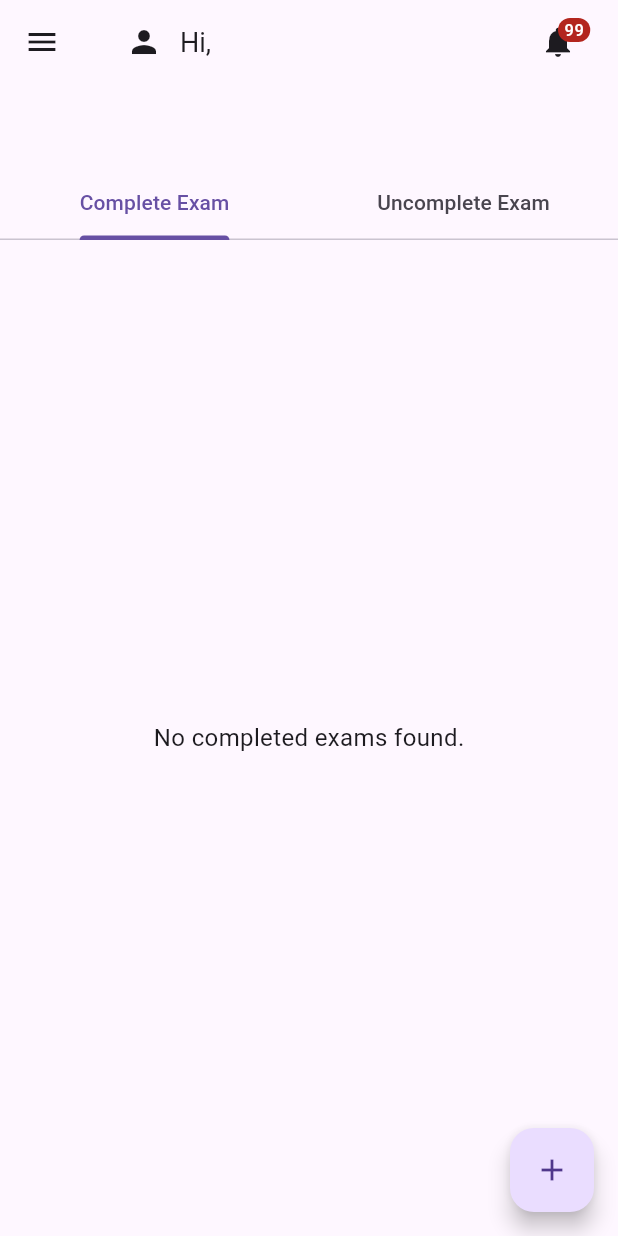
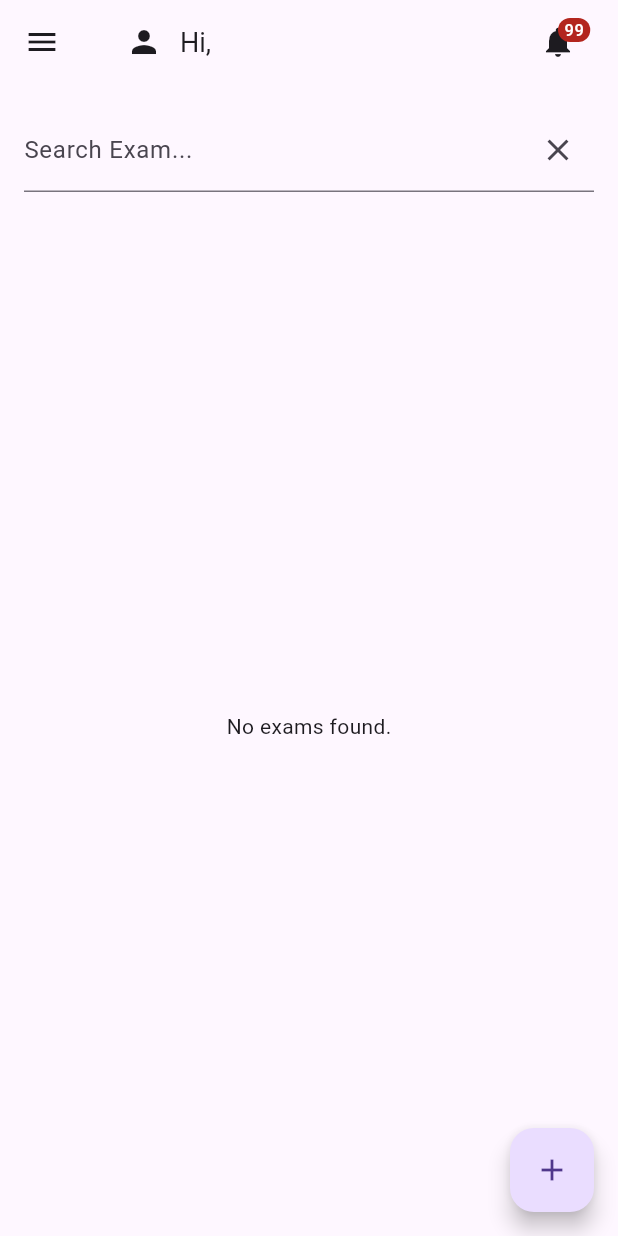
Before and after one commit to MohamedIsa/QuizApp, a Flutter app: the Adminhome screen opened by its route, on a phone screen of 412 x 824 dp. Run offline on Flutter 3.47's test engine with Material 3 defaults, Android fonts, the phone set to English and light mode, and no system bars; our stand-ins replace cloud_firestore, firebase_auth, firebase_core, firebase_storage, flutter_spinkit, google_sign_in and 2 more; accounts and stored records are empty; generated files the repository leaves out were written again.

Commit message:
SearchWidgetForAdmin.dart and locate it in AdminHomePage note: this search only for admins to search between exams

```diff
--- a/lib/pages/adminhome/adminhomeV.dart
+++ b/lib/pages/adminhome/adminhomeV.dart
@@ -1,16 +1,15 @@
 import 'package:flutter/material.dart';
+import 'package:firebase_auth/firebase_auth.dart';
+import 'package:project_444/pages/adminhome/widgets/SearchWidgetForAdmin.dart';
+import 'package:project_444/pages/login/login_v.dart';
 import 'package:cloud_firestore/cloud_firestore.dart';
-import 'package:firebase_auth/firebase_auth.dart';
 import 'package:project_444/pages/adminhome/widgets/tabbar.dart';
-import 'package:project_444/pages/login/login_v.dart';
 
 class Adminhome extends StatelessWidget {
+  const Adminhome({super.key});
+
   //===================================================================
-  // Adminhome constructor
-  //===================================================================
-  const Adminhome({super.key});
-  //===================================================================
-  // fetchUserName method
+  // Fetch the user name from Firestore
   //===================================================================
   Future<String> fetchUserName() async {
     try {
@@ -26,7 +25,7 @@ class Adminhome extends StatelessWidget {
 
         if (userDoc.exists) {
           return userDoc.data()?['name'] ??
-              'User'; // Fallback to "User" if 'name' is null
+              'User'; // Fallback to 'User' if 'name' is null
         }
       }
       return 'User'; // Fallback if userId is null or userDoc doesn't exist
@@ -35,30 +34,26 @@ class Adminhome extends StatelessWidget {
     }
   }
 
-  //======================================
-  // logout function
-  //======================================
+  //===================================================================
+  // Logout function
+  //===================================================================
   Future<void> signOut() async {
     try {
       final FirebaseAuth _auth = FirebaseAuth.instance;
-      return await _auth.signOut();
+      await _auth.signOut();
     } catch (e) {
       print(e.toString());
-      return null;
     }
   }
 
   //===================================================================
-  // build function
+  // Build function to structure the admin home page
   //===================================================================
   @override
   Widget build(BuildContext context) {
-    //===================================================================
-    // Scaffold widget
-    //===================================================================
     return Scaffold(
       //===================================================================
-        // Drawer widget
+      // Drawer for navigation
       //===================================================================
       drawer: Drawer(
         child: ListView(
@@ -96,9 +91,7 @@ class Adminhome extends StatelessWidget {
                 await signOut();
                 Navigator.pushAndRemoveUntil(
                   context,
-                    MaterialPageRoute(
-                        builder: (context) =>
-                            LoginPage()), // Replace LoginPage with your actual login page widget.
+                  MaterialPageRoute(builder: (context) => LoginPage()),
                   (Route<dynamic> route) => false,
                 );
               },
@@ -106,8 +99,9 @@ class Adminhome extends StatelessWidget {
           ],
         ),
       ),
+
       //===================================================================
-        // AppBar
+      // AppBar setup
       //===================================================================
       appBar: AppBar(
         title: FutureBuilder<String>(
@@ -154,17 +148,28 @@ class Adminhome extends StatelessWidget {
           },
         ),
       ),
+
       //===================================================================
-        // Body
+      // Body of the Admin Home screen
       //===================================================================
-        body: Center(
-          child: AdminTabBar(),
+      body: Column(
+        children: [
+          // Search widget for admin to search exams
+          Expanded(
+            child: SearchWidgetForAdmin(),
           ),
+        ],
+      ),
+
+      //===================================================================
+      // Floating Action Button for creating new exam
+      //===================================================================
       floatingActionButton: FloatingActionButton(
         child: Icon(Icons.add),
         onPressed: () {
           Navigator.pushNamed(context, '/createExam');
         },
-        ));
+      ),
+    );
   }
 }
--- /dev/null
+++ b/lib/pages/adminhome/widgets/SearchWidgetForAdmin.dart
@@ -0,0 +1,103 @@
+import 'package:flutter/material.dart';
+import 'package:cloud_firestore/cloud_firestore.dart';
+import 'package:project_444/pages/adminhome/widgets/ExamWidget.dart';
+
+class SearchWidgetForAdmin extends StatefulWidget {
+  const SearchWidgetForAdmin({Key? key}) : super(key: key);
+
+  @override
+  _SearchWidgetForAdminState createState() => _SearchWidgetForAdminState();
+}
+
+class _SearchWidgetForAdminState extends State<SearchWidgetForAdmin> {
+  TextEditingController searchController = TextEditingController();
+  List<QueryDocumentSnapshot> allExams = [];
+  List<QueryDocumentSnapshot> filteredExams = [];
+
+  @override
+  void initState() {
+    super.initState();
+    _fetchExams();
+  }
+
+  // Fetch all exams from Firestore
+  Future<void> _fetchExams() async {
+    final snapshot = await FirebaseFirestore.instance.collection('exams').get();
+    setState(() {
+      allExams = snapshot.docs;
+      filteredExams = allExams; // Initialize filtered exams with all exams
+    });
+  }
+
+  // Filter exams based on search text
+  void _filterExams(String query) {
+    final lowercasedQuery = query.toLowerCase();
+    setState(() {
+      filteredExams = allExams.where((exam) {
+        final examName =
+            (exam.data() as Map<String, dynamic>)['examName'] ?? '';
+        return examName.toLowerCase().contains(lowercasedQuery);
+      }).toList();
+    });
+  }
+
+  @override
+  Widget build(BuildContext context) {
+    return Column(
+      children: [
+        Padding(
+          padding: const EdgeInsets.all(16.0),
+          child: Row(
+            children: [
+              Expanded(
+                child: TextField(
+                  controller: searchController,
+                  decoration: InputDecoration(
+                    labelText: 'Search Exam...',
+                    suffixIcon: IconButton(
+                      icon: Icon(Icons.clear),
+                      onPressed: () {
+                        searchController.clear();
+                        _filterExams('');
+                      },
+                    ),
+                  ),
+                  onChanged: (query) {
+                    _filterExams(query);
+                  },
+                ),
+              ),
+            ],
+          ),
+        ),
+        // Display filtered exams or original data
+        Expanded(
+          child: filteredExams.isEmpty
+              ? Center(child: Text('No exams found.'))
+              : ListView.builder(
+                  itemCount: filteredExams.length,
+                  itemBuilder: (context, index) {
+                    final examData =
+                        filteredExams[index].data() as Map<String, dynamic>;
+                    final startDate = DateTime.parse(examData['startDate']);
+                    final endDate = DateTime.parse(examData['endDate']);
+                    final examName = examData['examName'] ?? 'Unnamed Exam';
+                    final attempts = examData['attempts'] ?? 0;
+
+                    return ExamWidget(
+                      examName: examName,
+                      startDate: startDate,
+                      endDate: endDate,
+                      attempts: attempts,
+                      onTap: () {
+                        // Add functionality when the widget is tapped
+                        debugPrint('$examName tapped!');
+                      },
+                    );
+                  },
+                ),
+        ),
+      ],
+    );
+  }
+}
```
Lines whose indentation alone changed are shown as unchanged.
